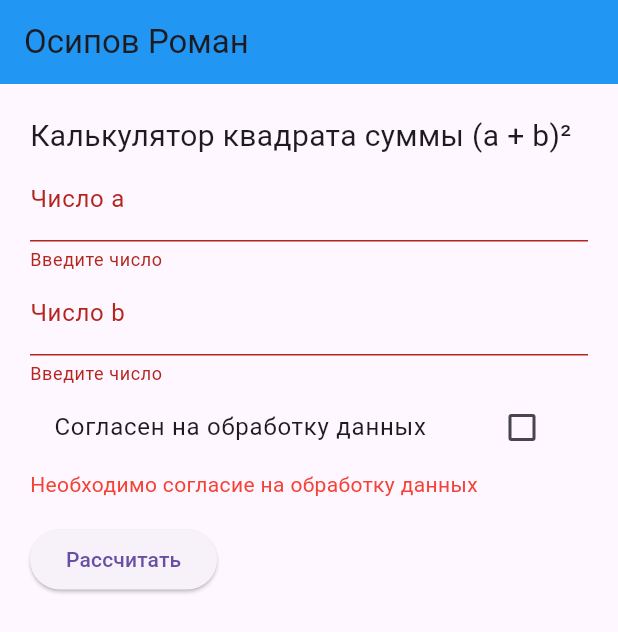
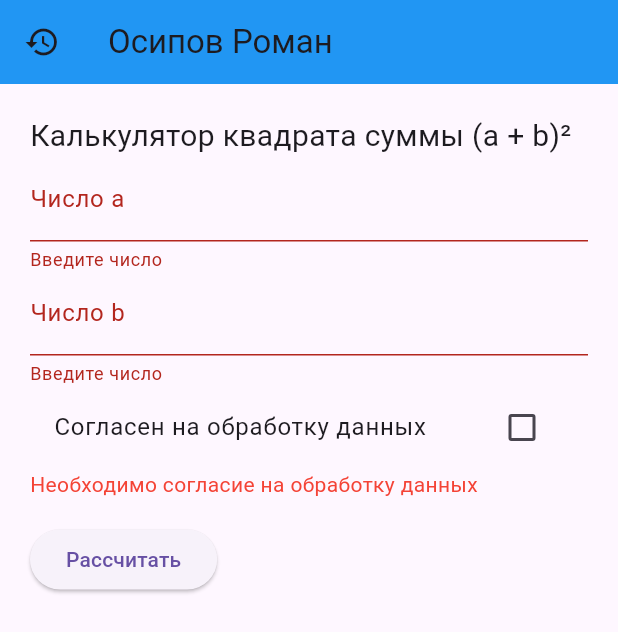
Before and after one commit to Roman333222/flutter, a Flutter app: the screen it shows after launch, after a tap on "Рассчитать", on a phone screen of 412 x 824 dp. Shown: the top 632 px of the screen. Run offline on Flutter 3.47's test engine with Material 3 defaults, Android fonts, the phone set to English and light mode, and no system bars; our stand-ins replace flutter_bloc, shared_preferences, sqflite; accounts and stored records are empty.

Commit message:
Add lab 5 calculation history

```diff
--- a/lib/cubit/calculator_state.dart
+++ b/lib/cubit/calculator_state.dart
@@ -1,7 +1,15 @@
 class CalculatorState {
-  const CalculatorState({this.a, this.b, this.result});
+  const CalculatorState({
+    this.a,
+    this.b,
+    this.result,
+    this.error,
+    this.loading = false,
+  });
 
   final double? a;
   final double? b;
   final double? result;
+  final String? error;
+  final bool loading;
 }
--- /dev/null
+++ b/lib/cubit/history_cubit.dart
@@ -0,0 +1,21 @@
+import 'package:flutter_bloc/flutter_bloc.dart';
+
+import '../data/calculation_storage.dart';
+import 'history_state.dart';
+
+class HistoryCubit extends Cubit<HistoryState> {
+  HistoryCubit(this.storage) : super(const HistoryState());
+  final CalculationStorage storage;
+
+  Future<void> load() async {
+    emit(const HistoryState(loading: true));
+    try {
+      final items = await storage.loadHistory();
+      if (!isClosed) emit(HistoryState(items: items));
+    } catch (_) {
+      if (!isClosed) {
+        emit(const HistoryState(error: 'Не удалось загрузить историю'));
+      }
+    }
+  }
+}
--- /dev/null
+++ b/lib/cubit/history_state.dart
@@ -0,0 +1,7 @@
+class HistoryState {
+  const HistoryState({this.loading = false, this.items = const [], this.error});
+
+  final bool loading;
+  final List<Map<String, Object?>> items;
+  final String? error;
+}
--- /dev/null
+++ b/lib/data/calculation_storage.dart
@@ -0,0 +1,45 @@
+import 'package:path/path.dart';
+import 'package:shared_preferences/shared_preferences.dart';
+import 'package:sqflite/sqflite.dart';
+
+// Все вычисления хранятся в SQLite, последний ввод — в SharedPreferences.
+class CalculationStorage {
+  Database? _database;
+
+  Future<Database> get database async {
+    if (_database != null) return _database!;
+    _database = await openDatabase(
+      join(await getDatabasesPath(), 'calculations.db'),
+      version: 1,
+      onCreate: (db, version) => db.execute('''
+        CREATE TABLE calculations (
+          id INTEGER PRIMARY KEY AUTOINCREMENT,
+          a REAL NOT NULL,
+          b REAL NOT NULL,
+          result REAL NOT NULL
+        )
+      '''),
+    );
+    return _database!;
+  }
+
+  Future<void> save(double a, double b, double result) async {
+    final db = await database;
+    await db.insert('calculations', {'a': a, 'b': b, 'result': result});
+    final prefs = await SharedPreferences.getInstance();
+    await prefs.setDouble('last_a', a);
+    await prefs.setDouble('last_b', b);
+  }
+
+  Future<Map<String, double>> loadLastInput() async {
+    final prefs = await SharedPreferences.getInstance();
+    final a = prefs.getDouble('last_a');
+    final b = prefs.getDouble('last_b');
+    return {'a': ?a, 'b': ?b};
+  }
+
+  Future<List<Map<String, Object?>>> loadHistory() async {
+    final db = await database;
+    return db.query('calculations', orderBy: 'id DESC');
+  }
+}
--- a/lib/main.dart
+++ b/lib/main.dart
@@ -2,16 +2,18 @@ import 'package:flutter/material.dart';
 import 'package:flutter_bloc/flutter_bloc.dart';
 
 import 'cubit/calculator_cubit.dart';
+import 'data/calculation_storage.dart';
 import 'screens/calculator_page.dart';
 
 void main() => runApp(const MyApp());
 
 class MyApp extends StatelessWidget {
-  const MyApp({super.key});
+  const MyApp({super.key, this.storage});
+  final CalculationStorage? storage;
 
   @override
   Widget build(BuildContext context) => BlocProvider(
-    create: (context) => CalculatorCubit(),
+    create: (context) => CalculatorCubit(storage ?? CalculationStorage()),
     child: const MaterialApp(
       debugShowCheckedModeBanner: false,
       home: CalculatorPage(),
--- a/lib/screens/calculator_page.dart
+++ b/lib/screens/calculator_page.dart
@@ -3,6 +3,8 @@ import 'package:flutter_bloc/flutter_bloc.dart';
 
 import '../cubit/calculator_cubit.dart';
 import '../cubit/calculator_state.dart';
+import '../cubit/history_cubit.dart';
+import 'history_page.dart';
 
 class CalculatorPage extends StatefulWidget {
   const CalculatorPage({super.key});
@@ -16,6 +18,30 @@ class _CalculatorPageState extends State<CalculatorPage> {
   final bController = TextEditingController();
   bool agreed = false;
   bool showConsentError = false;
+
+  @override
+  void initState() {
+    super.initState();
+    loadLastInput();
+  }
+
+  Future<void> loadLastInput() async {
+    try {
+      final values = await context
+          .read<CalculatorCubit>()
+          .storage
+          .loadLastInput();
+      if (!mounted) return;
+      if (aController.text.isEmpty && values['a'] != null) {
+        aController.text = values['a'].toString();
+      }
+      if (bController.text.isEmpty && values['b'] != null) {
+        bController.text = values['b'].toString();
+      }
+    } catch (_) {
+      // Если сохранённых данных нет, форма останется пустой.
+    }
+  }
 
   @override
   void dispose() {
@@ -45,6 +71,22 @@ class _CalculatorPageState extends State<CalculatorPage> {
       appBar: AppBar(
         title: const Text('Осипов Роман'),
         backgroundColor: Colors.blue,
+        leading: IconButton(
+          tooltip: 'История расчётов',
+          icon: const Icon(Icons.history),
+          onPressed: () {
+            final storage = context.read<CalculatorCubit>().storage;
+            Navigator.push(
+              context,
+              MaterialPageRoute(
+                builder: (context) => BlocProvider(
+                  create: (context) => HistoryCubit(storage)..load(),
+                  child: const HistoryPage(),
+                ),
+              ),
+            );
+          },
+        ),
       ),
       body: BlocBuilder<CalculatorCubit, CalculatorState>(
         builder: (context, state) {
@@ -108,10 +150,15 @@ class _CalculatorPageState extends State<CalculatorPage> {
                       'Необходимо согласие на обработку данных',
                       style: TextStyle(color: Colors.red),
                     ),
+                  if (state.error != null)
+                    Text(
+                      state.error!,
+                      style: const TextStyle(color: Colors.red),
+                    ),
                   const SizedBox(height: 16),
                   ElevatedButton(
-                    onPressed: calculate,
-                    child: const Text('Рассчитать'),
+                    onPressed: state.loading ? null : calculate,
+                    child: Text(state.loading ? 'Сохранение...' : 'Рассчитать'),
                   ),
                 ],
               ),
--- a/pubspec.yaml
+++ b/pubspec.yaml
@@ -35,6 +35,9 @@ dependencies:
   # Use with the CupertinoIcons class for iOS style icons.
   cupertino_icons: ^1.0.8
   flutter_bloc: ^9.1.1
+  sqflite: ^2.4.6
+  shared_preferences: ^2.5.6
+  path: ^1.9.1
 
 dev_dependencies:
   flutter_test:
```
Also changed, not shown: lib/cubit/calculator_cubit.dart (+13 -3 lines), lib/screens/history_page.dart (added, +41 -0 lines), pubspec.lock, 2 other files.
